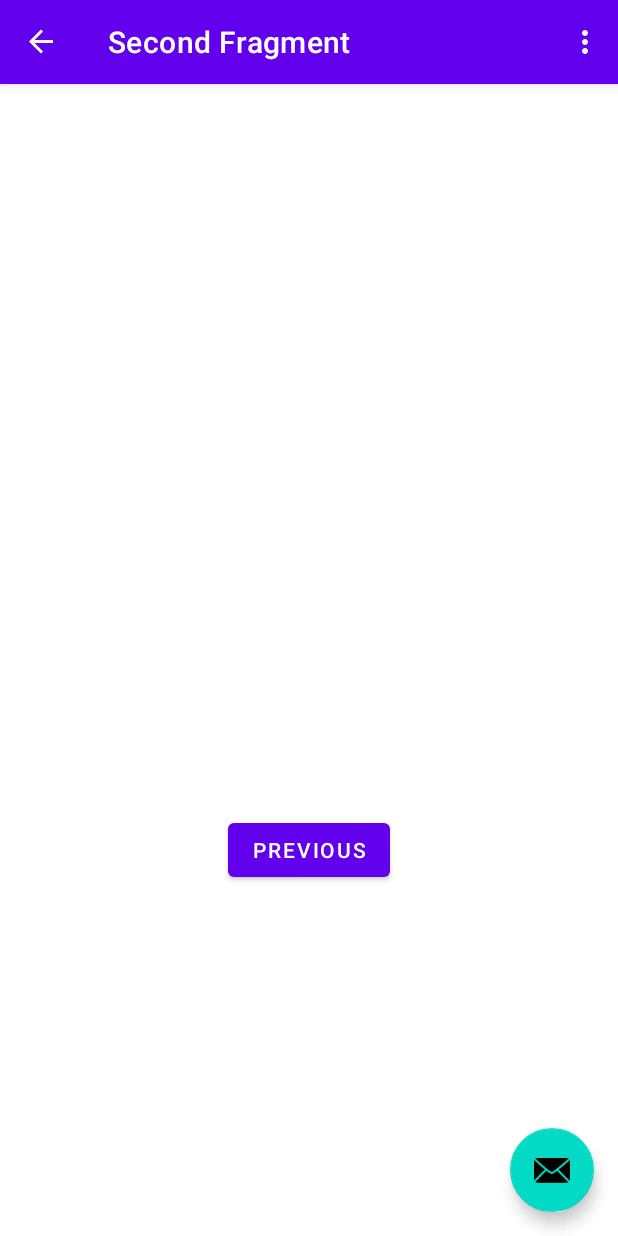
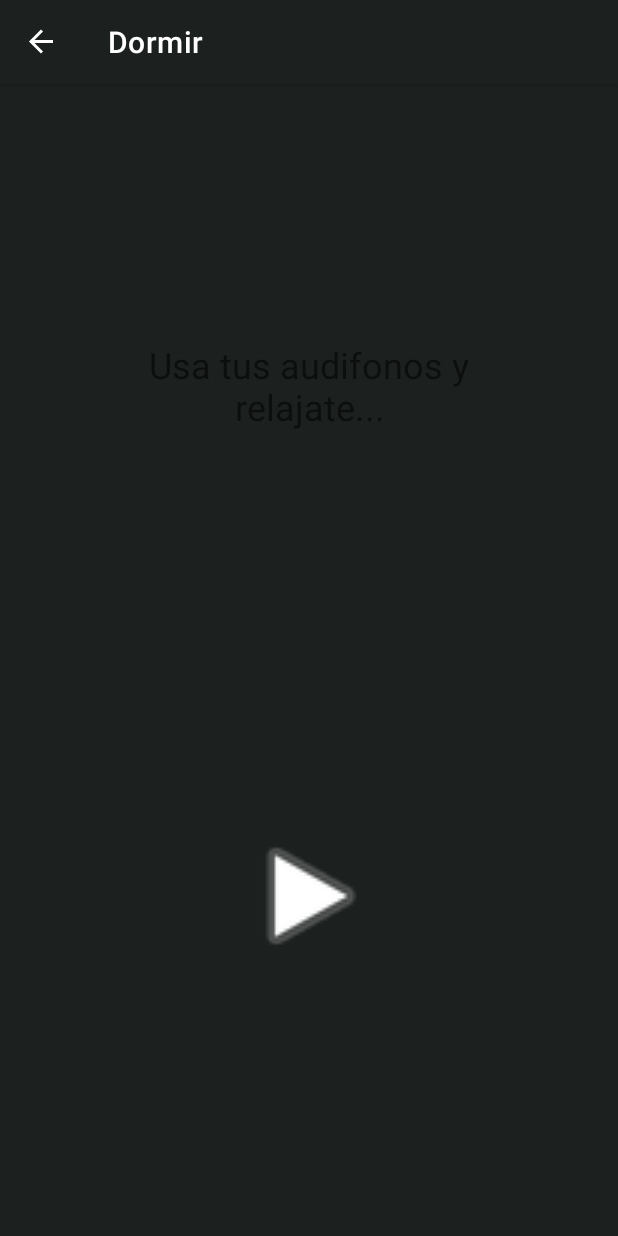
Before and after one commit to JanDehuma/Starcom, an Android app: the sleepPresenter screen opened through its navigation route, on a phone screen of 412 x 824 dp. Run offline under Robolectric (Android 15) with nearby library versions, the phone set to English and light mode, and no system bars; our stand-ins replace navigation-ui.

Commit message:
MVP creado y generador de tono funcional e interfaz de usuario

```diff
--- a/app/src/main/AndroidManifest.xml
+++ b/app/src/main/AndroidManifest.xml
@@ -10,7 +10,9 @@
         android:label="@string/app_name"
         android:supportsRtl="true"
         android:theme="@style/Theme.Starcom"
+
         tools:targetApi="31">
+
         <activity
             android:name=".MainActivity"
             android:exported="true"
@@ -23,5 +25,7 @@
             </intent-filter>
         </activity>
     </application>
+    <uses-permission android:name="android.permission.MODIFY_AUDIO_SETTINGS" />
+    <uses-permission android:name="android.permission.RECORD_AUDIO"/>
 
 </manifest>
--- a/app/src/main/java/com/dantefx/starcom/MainActivity.java
+++ b/app/src/main/java/com/dantefx/starcom/MainActivity.java
@@ -22,6 +22,7 @@ public class MainActivity extends AppCompatActivity {
 
     private AppBarConfiguration appBarConfiguration;
     private ActivityMainBinding binding;
+    ToneGenerator tg = new ToneGenerator();
 
     @Override
     protected void onCreate(Bundle savedInstanceState) {
@@ -36,21 +37,22 @@ public class MainActivity extends AppCompatActivity {
         appBarConfiguration = new AppBarConfiguration.Builder(navController.getGraph()).build();
         NavigationUI.setupActionBarWithNavController(this, navController, appBarConfiguration);
 
-        binding.fab.setOnClickListener(new View.OnClickListener() {
+
+      /*  binding.fab.setOnClickListener(new View.OnClickListener() {
             @Override
             public void onClick(View view) {
                 Snackbar.make(view, "Replace with your own action", Snackbar.LENGTH_LONG)
                         .setAction("Action", null).show();
             }
-        });
+        });*/
     }
 
-    @Override
+  /*  @Override
     public boolean onCreateOptionsMenu(Menu menu) {
         // Inflate the menu; this adds items to the action bar if it is present.
         getMenuInflater().inflate(R.menu.menu_main, menu);
         return true;
-    }
+    }*/
 
     @Override
     public boolean onOptionsItemSelected(MenuItem item) {
--- a/app/src/main/java/com/dantefx/starcom/FirstFragment.java
+++ b/app/src/main/java/com/dantefx/starcom/relaxPresenter.java
@@ -9,11 +9,12 @@ import androidx.annotation.NonNull;
 import androidx.fragment.app.Fragment;
 import androidx.navigation.fragment.NavHostFragment;
 
-import com.dantefx.starcom.databinding.FragmentFirstBinding;
+import com.dantefx.starcom.databinding.RelaxViewBinding;
 
-public class FirstFragment extends Fragment {
+public class relaxPresenter extends Fragment {
 
-    private FragmentFirstBinding binding;
+    private RelaxViewBinding binding;
+    ToneGenerator toneGenerator = new ToneGenerator();
 
     @Override
     public View onCreateView(
@@ -21,7 +22,7 @@ public class FirstFragment extends Fragment {
             Bundle savedInstanceState
     ) {
 
-        binding = FragmentFirstBinding.inflate(inflater, container, false);
+        binding = RelaxViewBinding.inflate(inflater, container, false);
         return binding.getRoot();
 
     }
@@ -32,8 +33,19 @@ public class FirstFragment extends Fragment {
         binding.buttonFirst.setOnClickListener(new View.OnClickListener() {
             @Override
             public void onClick(View view) {
-                NavHostFragment.findNavController(FirstFragment.this)
+                NavHostFragment.findNavController(relaxPresenter.this)
                         .navigate(R.id.action_FirstFragment_to_SecondFragment);
+            }
+        });
+        binding.buttonFirst2.setOnClickListener(new View.OnClickListener() {
+            @Override
+            public void onClick(View view) {
+            }
+        });
+        binding.buttonFirst3.setOnClickListener(new View.OnClickListener() {
+            @Override
+            public void onClick(View view) {
+
             }
         });
     }
--- a/app/src/main/java/com/dantefx/starcom/SecondFragment.java
+++ b/app/src/main/java/com/dantefx/starcom/sleepPresenter.java
@@ -7,13 +7,14 @@ import android.view.ViewGroup;
 
 import androidx.annotation.NonNull;
 import androidx.fragment.app.Fragment;
-import androidx.navigation.fragment.NavHostFragment;
 
-import com.dantefx.starcom.databinding.FragmentSecondBinding;
+import com.dantefx.starcom.databinding.SleepViewBinding;
 
-public class SecondFragment extends Fragment {
+public class sleepPresenter extends Fragment {
 
-    private FragmentSecondBinding binding;
+    private SleepViewBinding binding;
+    ToneGenerator tg = new ToneGenerator();
+
 
     @Override
     public View onCreateView(
@@ -21,7 +22,7 @@ public class SecondFragment extends Fragment {
             Bundle savedInstanceState
     ) {
 
-        binding = FragmentSecondBinding.inflate(inflater, container, false);
+        binding = SleepViewBinding.inflate(inflater, container, false);
         return binding.getRoot();
 
     }
@@ -30,10 +31,10 @@ public class SecondFragment extends Fragment {
         super.onViewCreated(view, savedInstanceState);
 
         binding.buttonSecond.setOnClickListener(new View.OnClickListener() {
+
             @Override
             public void onClick(View view) {
-                NavHostFragment.findNavController(SecondFragment.this)
-                        .navigate(R.id.action_SecondFragment_to_FirstFragment);
+                isPlaying();
             }
         });
     }
@@ -43,5 +44,21 @@ public class SecondFragment extends Fragment {
         super.onDestroyView();
         binding = null;
     }
+    @Override
+    public void onResume() {
+        super.onResume();
+    }
+
+
+    public void isPlaying(){
+        if (tg.isPlaying) {
+            tg.stopPulse();
+            binding.buttonSecond.setImageResource(android.R.drawable.ic_media_play);
+        }else{
+
+            tg.playPulse(98,2,10000);
+            binding.buttonSecond.setImageResource(android.R.drawable.ic_media_pause);
+        }
+    }
 
 }
--- a/app/src/main/res/layout/activity_main.xml
+++ b/app/src/main/res/layout/activity_main.xml
@@ -4,31 +4,30 @@
     xmlns:tools="http://schemas.android.com/tools"
     android:layout_width="match_parent"
     android:layout_height="match_parent"
-    tools:context=".MainActivity">
+    tools:context=".MainActivity"
+    android:background="#1c2120">
+
 
     <com.google.android.material.appbar.AppBarLayout
         android:layout_width="match_parent"
         android:layout_height="wrap_content"
-        android:theme="@style/Theme.Starcom.AppBarOverlay">
+        android:theme="@style/Theme.Starcom.AppBarOverlay"
+
+        >
 
         <androidx.appcompat.widget.Toolbar
             android:id="@+id/toolbar"
             android:layout_width="match_parent"
             android:layout_height="?attr/actionBarSize"
             android:background="?attr/colorPrimary"
-            app:popupTheme="@style/Theme.Starcom.PopupOverlay" />
+            app:popupTheme="@style/Theme.Starcom.PopupOverlay"
+
+            />
+
 
     </com.google.android.material.appbar.AppBarLayout>
 
     <include layout="@layout/content_main" />
 
-    <com.google.android.material.floatingactionbutton.FloatingActionButton
-        android:id="@+id/fab"
-        android:layout_width="wrap_content"
-        android:layout_height="wrap_content"
-        android:layout_gravity="bottom|end"
-        android:layout_marginEnd="@dimen/fab_margin"
-        android:layout_marginBottom="16dp"
-        app:srcCompat="@android:drawable/ic_dialog_email" />
 
 </androidx.coordinatorlayout.widget.CoordinatorLayout>
--- a/app/src/main/res/layout/fragment_second.xml
+++ b/app/src/main/res/layout/sleep_view.xml
@@ -4,22 +4,28 @@
     xmlns:tools="http://schemas.android.com/tools"
     android:layout_width="match_parent"
     android:layout_height="match_parent"
-    tools:context=".SecondFragment">
+    tools:context=".sleepPresenter">
 
     <TextView
         android:id="@+id/textview_second"
-        android:layout_width="wrap_content"
-        android:layout_height="wrap_content"
+        android:layout_width="238dp"
+        android:layout_height="142dp"
+        android:text="Usa tus audifonos y relajate..."
+        android:textAlignment="center"
+        android:textSize="24sp"
         app:layout_constraintBottom_toTopOf="@id/button_second"
         app:layout_constraintEnd_toEndOf="parent"
         app:layout_constraintStart_toStartOf="parent"
         app:layout_constraintTop_toTopOf="parent" />
 
-    <Button
+    <ImageButton
         android:id="@+id/button_second"
-        android:layout_width="wrap_content"
-        android:layout_height="wrap_content"
-        android:text="@string/previous"
+        android:layout_width="163dp"
+        android:layout_height="114dp"
+        android:background="@null"
+        android:scaleX="3"
+        android:scaleY="3"
+        android:src="@android:drawable/ic_media_play"
         app:layout_constraintBottom_toBottomOf="parent"
         app:layout_constraintEnd_toEndOf="parent"
         app:layout_constraintStart_toStartOf="parent"
--- a/app/src/main/res/navigation/nav_graph.xml
+++ b/app/src/main/res/navigation/nav_graph.xml
@@ -7,9 +7,9 @@
 
     <fragment
         android:id="@+id/FirstFragment"
-        android:name="com.dantefx.starcom.FirstFragment"
+        android:name="com.dantefx.starcom.relaxPresenter"
         android:label="@string/first_fragment_label"
-        tools:layout="@layout/fragment_first">
+        tools:layout="@layout/relax_view">
 
         <action
             android:id="@+id/action_FirstFragment_to_SecondFragment"
@@ -17,9 +17,9 @@
     </fragment>
     <fragment
         android:id="@+id/SecondFragment"
-        android:name="com.dantefx.starcom.SecondFragment"
+        android:name="com.dantefx.starcom.sleepPresenter"
         android:label="@string/second_fragment_label"
-        tools:layout="@layout/fragment_second">
+        tools:layout="@layout/sleep_view">
 
         <action
             android:id="@+id/action_SecondFragment_to_FirstFragment"
--- a/app/src/main/res/values-night/themes.xml
+++ b/app/src/main/res/values-night/themes.xml
@@ -2,13 +2,13 @@
     <!-- Base application theme. -->
     <style name="Theme.Starcom" parent="Theme.MaterialComponents.DayNight.DarkActionBar">
         <!-- Primary brand color. -->
-        <item name="colorPrimary">@color/purple_200</item>
+        <item name="colorPrimary">#1c2120</item>
         <item name="colorPrimaryVariant">@color/purple_700</item>
-        <item name="colorOnPrimary">@color/black</item>
+        <item name="colorOnPrimary">#1c2120</item>
         <!-- Secondary brand color. -->
         <item name="colorSecondary">@color/teal_200</item>
         <item name="colorSecondaryVariant">@color/teal_200</item>
-        <item name="colorOnSecondary">@color/black</item>
+        <item name="colorOnSecondary">#1c2120</item>
         <!-- Status bar color. -->
         <item name="android:statusBarColor">?attr/colorPrimaryVariant</item>
         <!-- Customize your theme here. -->
--- a/app/src/main/res/values/strings.xml
+++ b/app/src/main/res/values/strings.xml
@@ -2,11 +2,11 @@
     <string name="app_name">Starcom</string>
     <string name="action_settings">Settings</string>
     <!-- Strings used for fragments for navigation -->
-    <string name="first_fragment_label">First Fragment</string>
-    <string name="second_fragment_label">Second Fragment</string>
+    <string name="first_fragment_label">Relax</string>
+    <string name="second_fragment_label">Dormir</string>
     <string name="next">Next</string>
     <string name="previous">Previous</string>
 
-    <string name="hello_first_fragment">Hello first fragment</string>
+    <string name="relaxText">Seleccionar modo de relajación</string>
     <string name="hello_second_fragment">Hello second fragment. Arg: %1$s</string>
 </resources>
--- a/app/src/main/res/values/themes.xml
+++ b/app/src/main/res/values/themes.xml
@@ -2,13 +2,13 @@
     <!-- Base application theme. -->
     <style name="Theme.Starcom" parent="Theme.MaterialComponents.DayNight.DarkActionBar">
         <!-- Primary brand color. -->
-        <item name="colorPrimary">@color/purple_500</item>
+        <item name="colorPrimary">#1c2120</item>
         <item name="colorPrimaryVariant">@color/purple_700</item>
         <item name="colorOnPrimary">@color/white</item>
         <!-- Secondary brand color. -->
         <item name="colorSecondary">@color/teal_200</item>
         <item name="colorSecondaryVariant">@color/teal_700</item>
-        <item name="colorOnSecondary">@color/black</item>
+        <item name="colorOnSecondary">#1c2120</item>
         <!-- Status bar color. -->
         <item name="android:statusBarColor">?attr/colorPrimaryVariant</item>
         <!-- Customize your theme here. -->
```
Also changed, not shown: app/src/main/res/layout/fragment_first.xml (deleted, +0 -28 lines), app/src/main/res/layout/relax_view.xml (added, +58 -0 lines).
